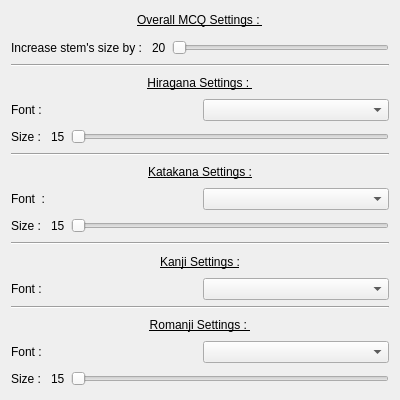
This is Src/fntsetting.ui in Aryetis/Obenkyobo as Qt 5 draws it before an edit. The edited form follows.
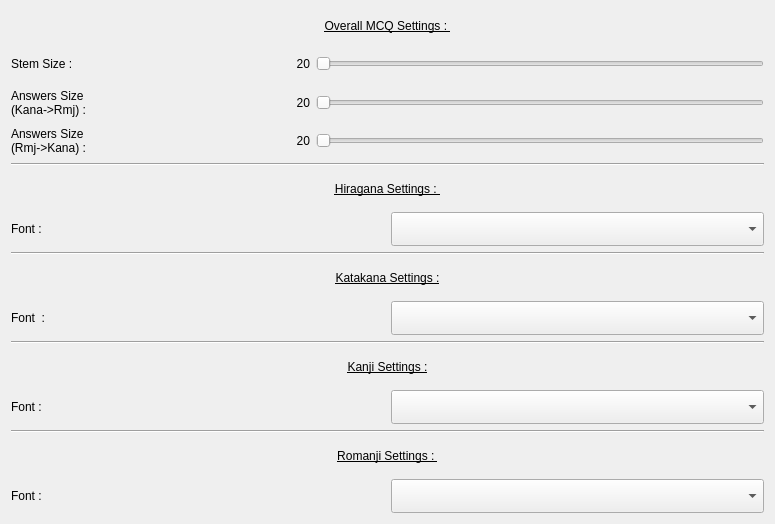
This is the edited form.

What changed in the file:
```diff
--- a/Src/fntsetting.ui
+++ b/Src/fntsetting.ui
@@ -6,19 +6,19 @@
    <rect>
     <x>0</x>
     <y>0</y>
-    <width>400</width>
-    <height>400</height>
+    <width>775</width>
+    <height>524</height>
    </rect>
   </property>
   <property name="windowTitle">
    <string>Form</string>
   </property>
-  <layout class="QVBoxLayout" name="verticalLayout" stretch="2,0,3,0,3,0,2,0,3">
+  <layout class="QVBoxLayout" name="verticalLayout" stretch="4,0,2,0,2,0,2,0,2">
    <property name="topMargin">
     <number>9</number>
    </property>
    <item>
-    <layout class="QVBoxLayout" name="OverallContainer" stretch="1,1">
+    <layout class="QVBoxLayout" name="OverallContainer" stretch="1,1,1,1">
      <property name="topMargin">
       <number>0</number>
      </property>
@@ -41,34 +41,161 @@
       </widget>
      </item>
      <item>
-      <layout class="QHBoxLayout" name="BoostStemSizeContainer">
+      <layout class="QHBoxLayout" name="StemSizeContainer" stretch="2,3">
        <property name="bottomMargin">
         <number>0</number>
        </property>
        <item>
-        <widget class="QLabel" name="BoostStemLabel">
-         <property name="text">
-          <string>Increase stem's size by : </string>
+        <layout class="QHBoxLayout" name="StemLabelContainer">
+         <property name="rightMargin">
+          <number>0</number>
          </property>
+         <item>
+          <widget class="QLabel" name="StemLabel">
+           <property name="text">
+            <string>Stem Size : </string>
+           </property>
+          </widget>
+         </item>
+         <item>
+          <widget class="QLabel" name="StemValueLabel">
+           <property name="text">
+            <string>20</string>
+           </property>
+           <property name="alignment">
+            <set>Qt::AlignRight|Qt::AlignTrailing|Qt::AlignVCenter</set>
+           </property>
+          </widget>
+         </item>
+        </layout>
+       </item>
+       <item>
+        <widget class="QSlider" name="StemSlider">
+         <property name="sizePolicy">
+          <sizepolicy hsizetype="Preferred" vsizetype="Preferred">
+           <horstretch>0</horstretch>
+           <verstretch>0</verstretch>
+          </sizepolicy>
+         </property>
+         <property name="minimum">
+          <number>10</number>
+         </property>
+         <property name="maximum">
+          <number>100</number>
+         </property>
+         <property name="pageStep">
+          <number>5</number>
+         </property>
+         <property name="orientation">
+          <enum>Qt::Horizontal</enum>
+         </property>
         </widget>
        </item>
+      </layout>
+     </item>
+     <item>
+      <layout class="QHBoxLayout" name="AnswerKanaRmjSizeContainer" stretch="2,3">
+       <property name="topMargin">
+        <number>0</number>
+       </property>
        <item>
-        <widget class="QLabel" name="BoostStemValueLabel">
-         <property name="text">
-          <string>20</string>
+        <layout class="QHBoxLayout" name="AnswerKanaRmjLabelContainer">
+         <property name="rightMargin">
+          <number>0</number>
          </property>
+         <item>
+          <widget class="QLabel" name="AnswerKanaRmjLabel">
+           <property name="text">
+            <string>Answers Size
+(Kana-&gt;Rmj) : </string>
+           </property>
+          </widget>
+         </item>
+         <item>
+          <widget class="QLabel" name="AnswerKanaRmjValueLabel">
+           <property name="text">
+            <string>20</string>
+           </property>
+           <property name="alignment">
+            <set>Qt::AlignRight|Qt::AlignTrailing|Qt::AlignVCenter</set>
+           </property>
+          </widget>
+         </item>
+        </layout>
+       </item>
+       <item>
+        <widget class="QSlider" name="AnswerKanaRmjSlider">
+         <property name="sizePolicy">
+          <sizepolicy hsizetype="Preferred" vsizetype="Preferred">
+           <horstretch>0</horstretch>
+           <verstretch>0</verstretch>
+          </sizepolicy>
+         </property>
+         <property name="minimum">
+          <number>10</number>
+         </property>
+         <property name="maximum">
+          <number>100</number>
+         </property>
+         <property name="pageStep">
+          <number>5</number>
+         </property>
+         <property name="orientation">
+          <enum>Qt::Horizontal</enum>
+         </property>
         </widget>
        </item>
+      </layout>
+     </item>
+     <item>
+      <layout class="QHBoxLayout" name="AnswerRmjKanaSizeContainer" stretch="2,3">
+       <property name="topMargin">
+        <number>0</number>
+       </property>
        <item>
-        <widget class="QSlider" name="BoostStemSlider">
+        <layout class="QHBoxLayout" name="AnswerRmjKanaLabelContainer">
+         <property name="topMargin">
+          <number>0</number>
+         </property>
+         <property name="rightMargin">
+          <number>0</number>
+         </property>
+         <item>
+          <widget class="QLabel" name="AnswerRmjKanaLabel">
+           <property name="text">
+            <string>Answers Size
+(Rmj-&gt;Kana) : </string>
+           </property>
+          </widget>
+         </item>
+         <item>
+          <widget class="QLabel" name="AnswerRmjKanaValueLabel">
+           <property name="text">
+            <string>20</string>
+           </property>
+           <property name="alignment">
+            <set>Qt::AlignRight|Qt::AlignTrailing|Qt::AlignVCenter</set>
+           </property>
+          </widget>
+         </item>
+        </layout>
+       </item>
+       <item>
+        <widget class="QSlider" name="AnswerRmjKanaSlider">
          <property name="sizePolicy">
-          <sizepolicy hsizetype="Expanding" vsizetype="Preferred">
+          <sizepolicy hsizetype="Preferred" vsizetype="Preferred">
            <horstretch>0</horstretch>
            <verstretch>0</verstretch>
           </sizepolicy>
          </property>
+         <property name="minimum">
+          <number>10</number>
+         </property>
          <property name="maximum">
-          <number>20</number>
+          <number>100</number>
+         </property>
+         <property name="pageStep">
+          <number>5</number>
          </property>
          <property name="orientation">
           <enum>Qt::Horizontal</enum>
@@ -87,7 +214,7 @@
     </widget>
    </item>
    <item>
-    <layout class="QVBoxLayout" name="HiraganaContainer" stretch="1,1,1">
+    <layout class="QVBoxLayout" name="HiraganaContainer" stretch="1,1">
      <property name="topMargin">
       <number>0</number>
      </property>
@@ -130,46 +257,6 @@
        </item>
       </layout>
      </item>
-     <item>
-      <layout class="QHBoxLayout" name="HiraganaSizeSubContainer">
-       <item>
-        <widget class="QLabel" name="HiraganaSizeLabel">
-         <property name="text">
-          <string>Size : </string>
-         </property>
-        </widget>
-       </item>
-       <item>
-        <widget class="QLabel" name="HiraganaSizeValueLabel">
-         <property name="text">
-          <string>15</string>
-         </property>
-        </widget>
-       </item>
-       <item>
-        <widget class="QSlider" name="HiraganaSizeSlider">
-         <property name="sizePolicy">
-          <sizepolicy hsizetype="Expanding" vsizetype="Preferred">
-           <horstretch>0</horstretch>
-           <verstretch>0</verstretch>
-          </sizepolicy>
-         </property>
-         <property name="minimum">
-          <number>20</number>
-         </property>
-         <property name="maximum">
-          <number>150</number>
-         </property>
-         <property name="value">
-          <number>20</number>
-         </property>
-         <property name="orientation">
-          <enum>Qt::Horizontal</enum>
-         </property>
-        </widget>
-       </item>
-      </layout>
-     </item>
     </layout>
    </item>
    <item>
@@ -180,7 +267,7 @@
     </widget>
    </item>
    <item>
-    <layout class="QVBoxLayout" name="KatakanaContainer" stretch="1,1,1">
+    <layout class="QVBoxLayout" name="KatakanaContainer" stretch="1,1">
      <property name="topMargin">
       <number>0</number>
      </property>
@@ -223,49 +310,6 @@
        </item>
       </layout>
      </item>
-     <item>
-      <layout class="QHBoxLayout" name="KatakanaSizeSubContainer">
-       <item>
-        <widget class="QLabel" name="KatakanaSizeLabel">
-         <property name="text">
-          <string>Size : </string>
-         </property>
-        </widget>
-       </item>
-       <item>
-        <widget class="QLabel" name="KatakanaSizeValueLabel">
-         <property name="text">
-          <string>15</string>
-         </property>
-         <property name="alignment">
-          <set>Qt::AlignLeading|Qt::AlignLeft|Qt::AlignVCenter</set>
-         </property>
-        </widget>
-       </item>
-       <item>
-        <widget class="QSlider" name="KatakanaSizeSlider">
-         <property name="sizePolicy">
-          <sizepolicy hsizetype="Expanding" vsizetype="Preferred">
-           <horstretch>0</horstretch>
-           <verstretch>0</verstretch>
-          </sizepolicy>
-         </property>
-         <property name="minimum">
-          <number>20</number>
-         </property>
-         <property name="maximum">
-          <number>150</number>
-         </property>
-         <property name="value">
-          <number>20</number>
-         </property>
-         <property name="orientation">
-          <enum>Qt::Horizontal</enum>
-         </property>
-        </widget>
-       </item>
-      </layout>
-     </item>
     </layout>
    </item>
    <item>
@@ -329,7 +373,7 @@
     </widget>
    </item>
    <item>
-    <layout class="QVBoxLayout" name="RomanjiContainer" stretch="1,1,1">
+    <layout class="QVBoxLayout" name="RomanjiContainer" stretch="1,1">
      <property name="topMargin">
       <number>0</number>
      </property>
@@ -372,49 +416,6 @@
        </item>
       </layout>
      </item>
-     <item>
-      <layout class="QHBoxLayout" name="RomanjiSizeSubContainer">
-       <property name="topMargin">
-        <number>0</number>
-       </property>
-       <item>
-        <widget class="QLabel" name="RomanjiSizeLabel">
-         <property name="text">
-          <string>Size : </string>
-         </property>
-        </widget>
-       </item>
-       <item>
-        <widget class="QLabel" name="RomanjiSizeValueLabel">
-         <property name="text">
-          <string>15</string>
-         </property>
-        </widget>
-       </item>
-       <item>
-        <widget class="QSlider" name="RomanjiSizeSlider">
-         <property name="sizePolicy">
-          <sizepolicy hsizetype="Expanding" vsizetype="Preferred">
-           <horstretch>0</horstretch>
-           <verstretch>0</verstretch>
-          </sizepolicy>
-         </property>
-         <property name="minimum">
-          <number>20</number>
-         </property>
-         <property name="maximum">
-          <number>150</number>
-         </property>
-         <property name="value">
-          <number>20</number>
-         </property>
-         <property name="orientation">
-          <enum>Qt::Horizontal</enum>
-         </property>
-        </widget>
-       </item>
-      </layout>
-     </item>
     </layout>
    </item>
   </layout>
```
